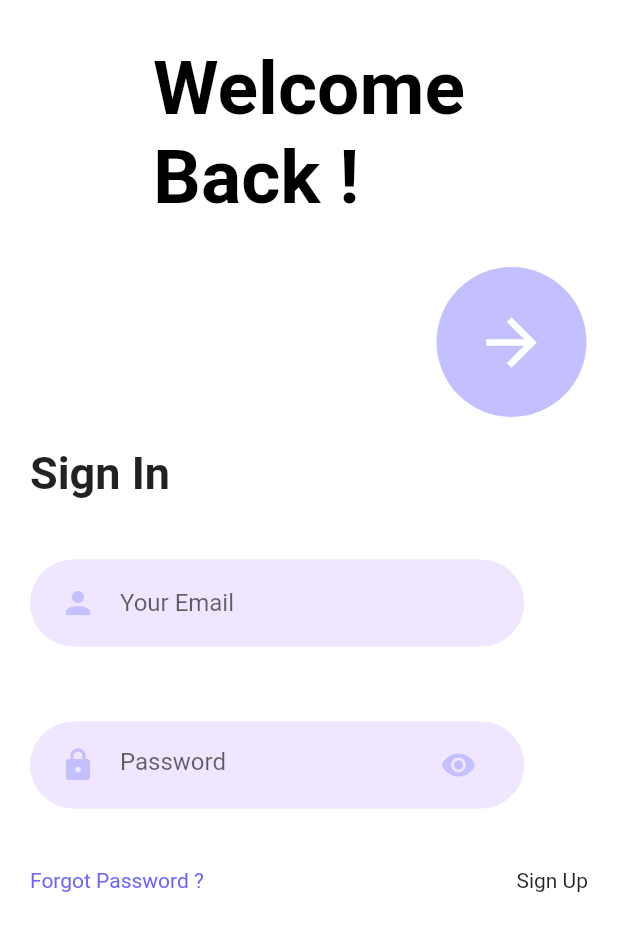
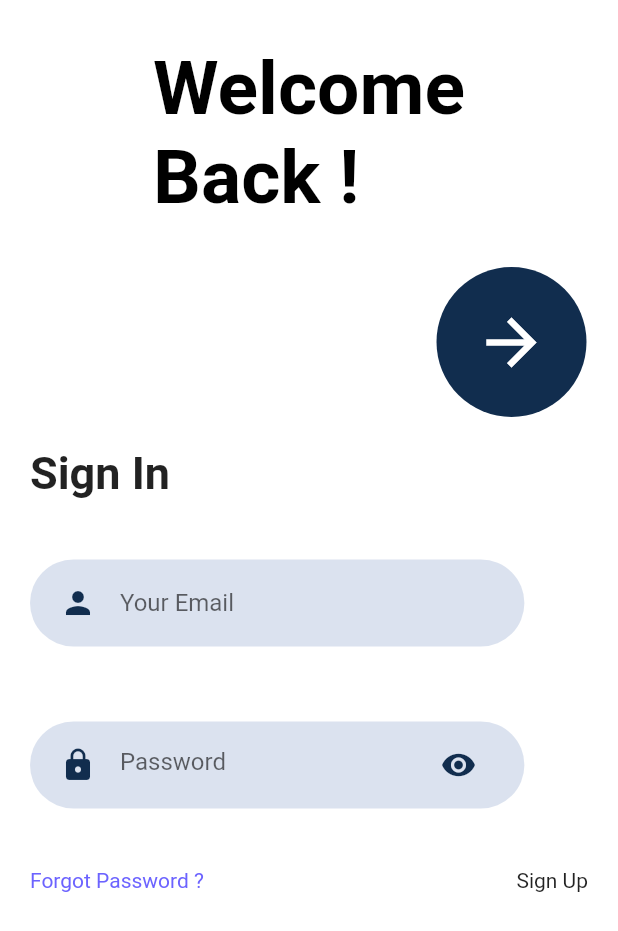
Before and after one commit to tanmay261/Piratica, a Flutter app: the screen it shows after launch, after a tap on "Sign In", on a phone screen of 412 x 824 dp. Shown: the top 931 px of the screen. Run offline on Flutter 3.47's test engine with Material 2 defaults, Android fonts, the phone set to English and light mode, and no system bars; our stand-ins replace flutter_svg, font_awesome_flutter; network calls fail.

Commit message:
✨theme Changed

```diff
--- a/lib/components/rounded_input_field.dart
+++ b/lib/components/rounded_input_field.dart
@@ -17,6 +17,7 @@ class RoundedInputField extends StatelessWidget {
   @override
   Widget build(BuildContext context) {
     return TextFieldContainer(
+      color: drawerTextColor,
       child: TextField(
         onChanged: onChanged,
         cursorColor: kPrimaryColor,
--- a/lib/components/rounded_password_field.dart
+++ b/lib/components/rounded_password_field.dart
@@ -24,6 +24,7 @@ class _RoundedPasswordFieldState extends State<RoundedPasswordField> {
   @override
   Widget build(BuildContext context) {
     return TextFieldContainer(
+      color: drawerTextColor,
       child: TextField(
         obscureText: hidden,
         onChanged: widget.onChanged,
--- a/lib/components/text_field_container.dart
+++ b/lib/components/text_field_container.dart
@@ -1,10 +1,11 @@
 import 'package:PiraticaApp/widgets/constants.dart';
 import 'package:flutter/material.dart';
 
-
 class TextFieldContainer extends StatelessWidget {
   final Widget child;
+  final Color color;
   const TextFieldContainer({
+    this.color,
     Key key,
     this.child,
   }) : super(key: key);
@@ -17,7 +18,7 @@ class TextFieldContainer extends StatelessWidget {
       padding: EdgeInsets.symmetric(horizontal: 20, vertical: 5),
       width: size.width * 0.8,
       decoration: BoxDecoration(
-        color: kPrimaryLightColor,
+        color: color,
         borderRadius: BorderRadius.circular(29),
       ),
       child: child,
--- a/lib/widgets/constants.dart
+++ b/lib/widgets/constants.dart
@@ -1,4 +1,20 @@
 import 'package:flutter/material.dart';
+import 'package:font_awesome_flutter/font_awesome_flutter.dart';
 
-const kPrimaryColor = Color(0xFFc4c0ff);
-const kPrimaryLightColor = Color(0xFFF1E6FF);
+const kPrimaryColor = Color(0xFF112d4e);
+const kOtherColor = Color(0xFF3f72af);
+const kPrimaryLightColor = Color(0xFFf9f7f7);
+const drawerTextColor = Color(0xFFdbe2ef);
+List<BoxShadow> shadowList = [
+  BoxShadow(color: Colors.grey[300], blurRadius: 30, offset: Offset(0, 10))
+];
+
+List<Map> drawerItems = [
+  {'icon': Icons.account_circle, 'title': 'Account Settings'},
+  {'icon': Icons.history, 'title': 'History'},
+  {'icon': Icons.notifications, 'title': 'Notification Settings'},
+  {'icon': Icons.list, 'title': 'Leaderboard'},
+  {'icon': Icons.access_time, 'title': 'Rewards'},
+  {'icon': Icons.palette, 'title': 'Goodies'},
+];
+//Color(0xFFc4c0ff)
```
